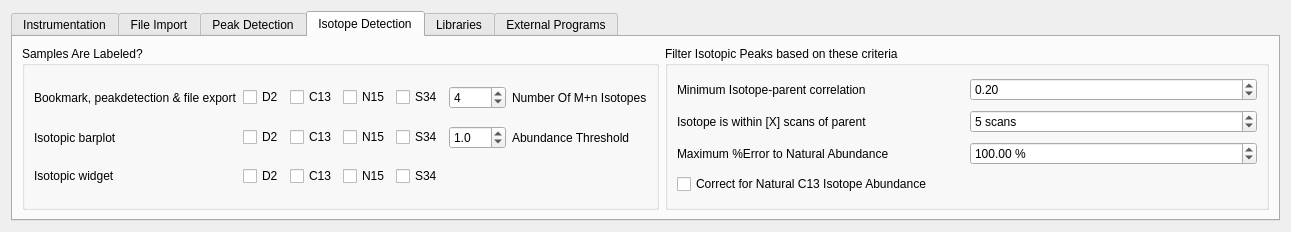
ElucidataInc/ElMaven, file mzroll/forms/settingsform.ui: the form before one commit.
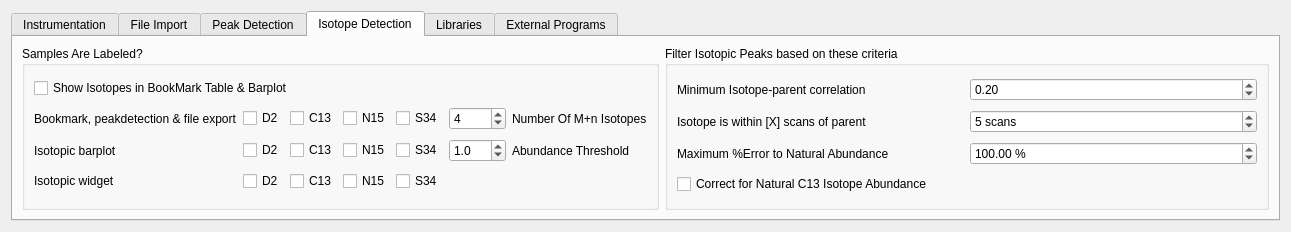
The form after the commit. The open tabs and pages were chosen to show the change. Icons and pictures are not drawn.

Commit message:
Fix: A option for adding isotopes in bookmark & barplot in options.
   - A different checkbox option is added in isotope detection tab
     of options dialog.

   - This option when checked enables the addition of isotopes in
     bookmark table and isotopic barplot.

```diff
--- a/mzroll/forms/settingsform.ui
+++ b/mzroll/forms/settingsform.ui
@@ -487,14 +487,14 @@
           <bool>false</bool>
          </property>
          <layout class="QGridLayout" name="gridLayout_3">
-          <item row="2" column="1">
+          <item row="3" column="1">
            <widget class="QCheckBox" name="D2Labeled_IsoWidget">
             <property name="text">
              <string>D2</string>
             </property>
            </widget>
           </item>
-          <item row="1" column="5">
+          <item row="2" column="5">
            <widget class="QDoubleSpinBox" name="doubleSpinBoxAbThresh">
             <property name="decimals">
              <number>1</number>
@@ -510,77 +510,77 @@
             </property>
            </widget>
           </item>
-          <item row="0" column="3">
+          <item row="1" column="3">
            <widget class="QCheckBox" name="N15Labeled_BPE">
             <property name="text">
              <string>N15</string>
             </property>
            </widget>
           </item>
-          <item row="1" column="4">
+          <item row="2" column="4">
            <widget class="QCheckBox" name="S34Labeled_Barplot">
             <property name="text">
              <string>S34</string>
             </property>
            </widget>
           </item>
-          <item row="1" column="0">
+          <item row="2" column="0">
            <widget class="QLabel" name="label_Barplot">
             <property name="text">
              <string>Isotopic barplot </string>
             </property>
            </widget>
           </item>
-          <item row="2" column="4">
+          <item row="3" column="4">
            <widget class="QCheckBox" name="S34Labeled_IsoWidget">
             <property name="text">
              <string>S34</string>
             </property>
            </widget>
           </item>
-          <item row="1" column="2">
+          <item row="2" column="2">
            <widget class="QCheckBox" name="C13Labeled_Barplot">
             <property name="text">
              <string>C13</string>
             </property>
            </widget>
           </item>
-          <item row="1" column="1">
+          <item row="2" column="1">
            <widget class="QCheckBox" name="D2Labeled_Barplot">
             <property name="text">
              <string>D2</string>
             </property>
            </widget>
           </item>
-          <item row="2" column="0">
+          <item row="3" column="0">
            <widget class="QLabel" name="label_IsoWidget">
             <property name="text">
              <string>Isotopic widget</string>
             </property>
            </widget>
           </item>
-          <item row="1" column="3">
+          <item row="2" column="3">
            <widget class="QCheckBox" name="N15Labeled_Barplot">
             <property name="text">
              <string>N15</string>
             </property>
            </widget>
           </item>
-          <item row="2" column="2">
+          <item row="3" column="2">
            <widget class="QCheckBox" name="C13Labeled_IsoWidget">
             <property name="text">
              <string>C13</string>
             </property>
            </widget>
           </item>
-          <item row="0" column="0">
+          <item row="1" column="0">
            <widget class="QLabel" name="label_BPE">
             <property name="text">
              <string>Bookmark, peakdetection &amp; file export</string>
             </property>
            </widget>
           </item>
-          <item row="0" column="1">
+          <item row="1" column="1">
            <widget class="QCheckBox" name="D2Labeled_BPE">
             <property name="enabled">
              <bool>true</bool>
@@ -590,35 +590,21 @@
             </property>
            </widget>
           </item>
-          <item row="1" column="6">
+          <item row="2" column="6">
            <widget class="QLabel" name="label_26">
             <property name="text">
              <string>Abundance Threshold</string>
             </property>
            </widget>
           </item>
-          <item row="0" column="2">
+          <item row="1" column="2">
            <widget class="QCheckBox" name="C13Labeled_BPE">
             <property name="text">
              <string>C13</string>
             </property>
            </widget>
           </item>
-          <item row="2" column="3">
-           <widget class="QCheckBox" name="N15Labeled_IsoWidget">
-            <property name="text">
-             <string>N15</string>
-            </property>
-           </widget>
-          </item>
-          <item row="0" column="4">
-           <widget class="QCheckBox" name="S34Labeled_BPE">
-            <property name="text">
-             <string>S34</string>
-            </property>
-           </widget>
-          </item>
-          <item row="0" column="5">
+          <item row="1" column="5">
            <widget class="QSpinBox" name="noOfIsotopes">
             <property name="maximum">
              <number>100</number>
@@ -628,13 +614,34 @@
             </property>
            </widget>
           </item>
-          <item row="0" column="6">
+          <item row="3" column="3">
+           <widget class="QCheckBox" name="N15Labeled_IsoWidget">
+            <property name="text">
+             <string>N15</string>
+            </property>
+           </widget>
+          </item>
+          <item row="1" column="4">
+           <widget class="QCheckBox" name="S34Labeled_BPE">
+            <property name="text">
+             <string>S34</string>
+            </property>
+           </widget>
+          </item>
+          <item row="1" column="6">
            <widget class="QLabel" name="label_27">
             <property name="text">
              <string>Number Of M+n Isotopes</string>
             </property>
            </widget>
           </item>
+          <item row="0" column="0" colspan="3">
+           <widget class="QCheckBox" name="showBookmarkIsotopes">
+            <property name="text">
+             <string>Show Isotopes in BookMark Table &amp;&amp; Barplot</string>
+            </property>
+           </widget>
+          </item>
          </layout>
         </widget>
        </item>
```
The commit also changes 4 other files.
